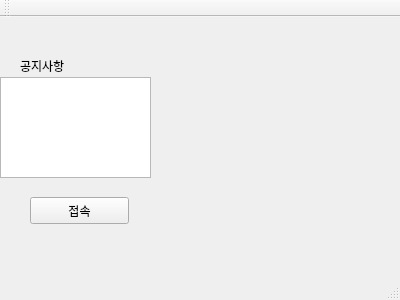
Above: SeokHyun/mainwindow.ui from jajaspider/gcc before the change. Below: the same form after it.
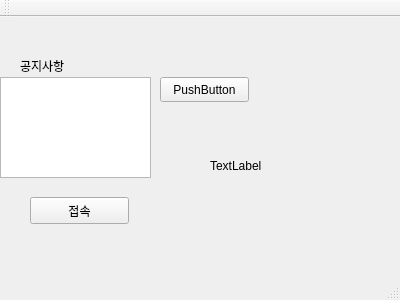
That is the form after the change.

```diff
--- a/SeokHyun/mainwindow.ui
+++ b/SeokHyun/mainwindow.ui
@@ -50,6 +50,32 @@
      <string>접속</string>
     </property>
    </widget>
+   <widget class="QPushButton" name="screen">
+    <property name="geometry">
+     <rect>
+      <x>160</x>
+      <y>60</y>
+      <width>89</width>
+      <height>25</height>
+     </rect>
+    </property>
+    <property name="text">
+     <string>PushButton</string>
+    </property>
+   </widget>
+   <widget class="QLabel" name="label_2">
+    <property name="geometry">
+     <rect>
+      <x>210</x>
+      <y>140</y>
+      <width>67</width>
+      <height>17</height>
+     </rect>
+    </property>
+    <property name="text">
+     <string>TextLabel</string>
+    </property>
+   </widget>
   </widget>
   <widget class="QMenuBar" name="menuBar">
    <property name="geometry">
```
Left out of the diff: 2 changed lines with no effect on the pictures.
